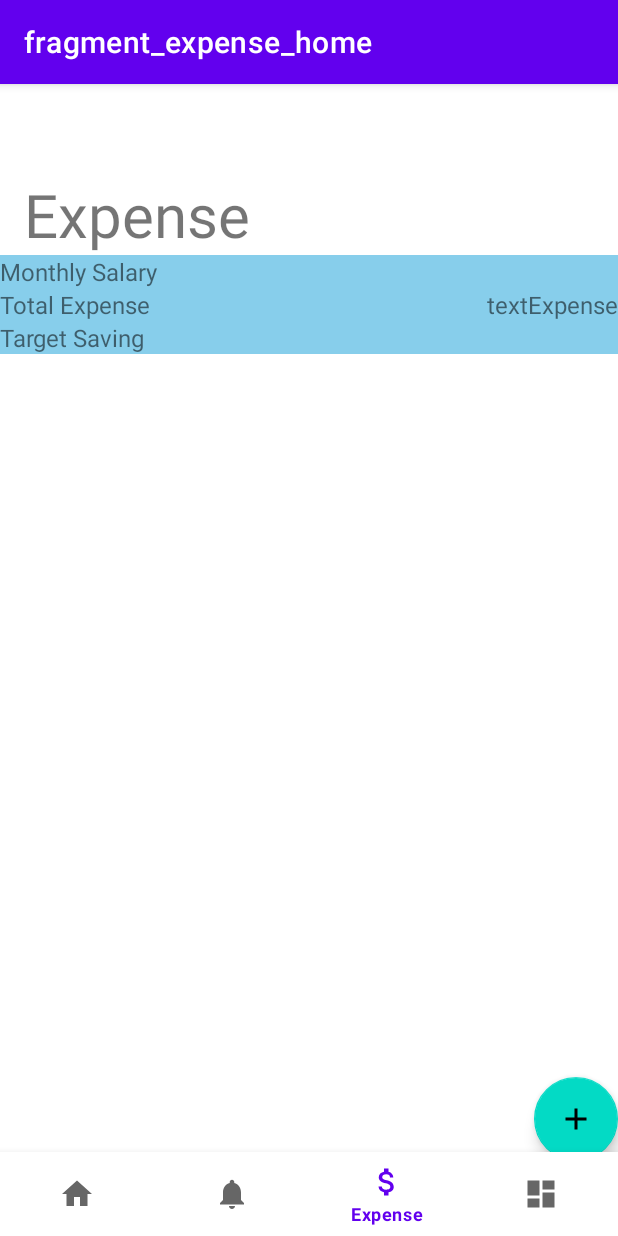
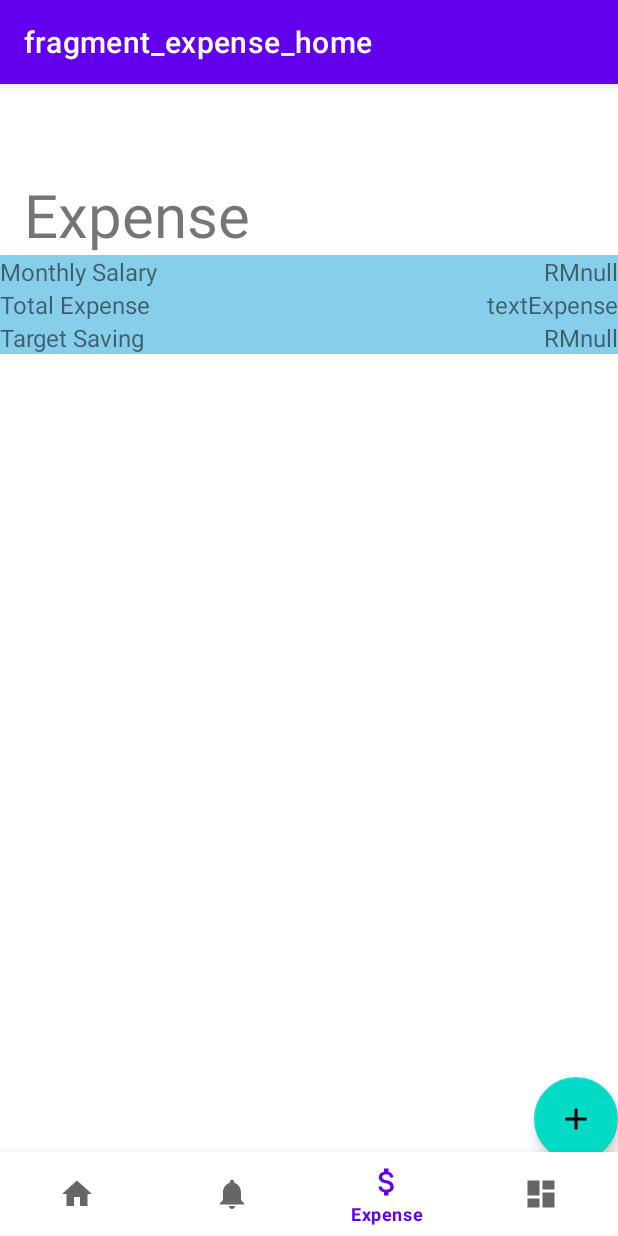
Before and after one commit to LauHongSoon/Assignment, an Android app: the ExpenseHomeFragment screen opened through its navigation route, on a phone screen of 412 x 824 dp. Run offline under Robolectric (Android 15) with nearby library versions, the phone set to English and light mode, and no system bars; our stand-ins replace Firebase (no records; nobody signed in at launch, a user with empty details on screens opened directly), navigation-ui.

Commit message:
Expense CRUD Completed

```diff
--- a/app/src/main/java/my/edu/tarc/mobileass/ui/expense/ExpenseHomeFragment.kt
+++ b/app/src/main/java/my/edu/tarc/mobileass/ui/expense/ExpenseHomeFragment.kt
@@ -20,6 +20,7 @@ import my.edu.tarc.mobileass.R
 import my.edu.tarc.mobileass.adapter.ExpenseListAdapter
 import my.edu.tarc.mobileass.databinding.FragmentExpenseHomeBinding
 import my.edu.tarc.mobileass.model.ExpenseViewModel
+import java.util.Calendar
 
 
 class ExpenseHomeFragment : Fragment() {
@@ -35,7 +36,29 @@ class ExpenseHomeFragment : Fragment() {
         binding = FragmentExpenseHomeBinding.inflate(layoutInflater)
         getExpense()
         loadUser()
+        calculateExpense()
         return binding.root
+
+    }
+
+    private fun calculateExpense() {
+        val currentDate = Calendar.getInstance().time
+        val currentMonth = Calendar.getInstance()
+        currentMonth.time = currentDate
+        currentMonth.set(Calendar.DAY_OF_MONTH, 1)
+        val startDate = currentMonth.time
+
+        val endOfMonth = Calendar.getInstance()
+        endOfMonth.time = currentDate
+        endOfMonth.set(Calendar.DAY_OF_MONTH, endOfMonth.getActualMaximum(Calendar.DAY_OF_MONTH)) // Set to the last day of the month
+        val endDate = endOfMonth.time
+        preferences = requireActivity().getSharedPreferences("user", Context.MODE_PRIVATE)
+        val email = preferences.getString("email", "")!!
+        Firebase.firestore.collection("expense")
+            .whereGreaterThanOrEqualTo("date", startDate)
+            .whereLessThan("date", endDate)
+            .whereEqualTo("user",email)
+
     }
 
     private fun getExpense(): ArrayList<ExpenseViewModel> {
@@ -80,8 +103,8 @@ class ExpenseHomeFragment : Fragment() {
         Firebase.firestore.collection("users")
             .document(email)
             .get().addOnSuccessListener {
-                binding.textSalary.setText(it.getString("salary"))
-                binding.textTarget.setText(it.getString("targetSaving"))
+                binding.textSalary.setText("RM"+it.getString("salary"))
+                binding.textTarget.setText("RM"+it.getString("targetSaving"))
             }
             .addOnFailureListener {
                 Toast.makeText(requireContext(),"Error", Toast.LENGTH_SHORT).show()
```
